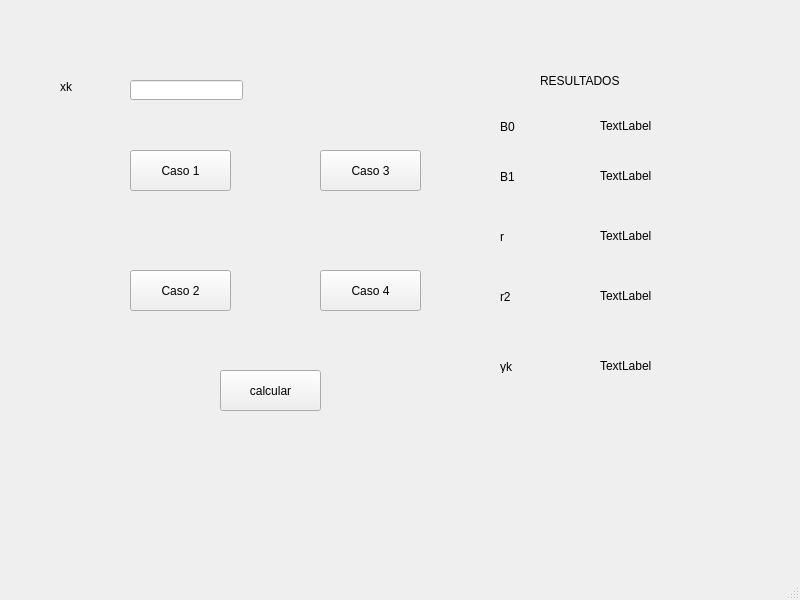
Old version of the form gui/ventana_psp_4.ui in the repository fernandanozaka-design/psp.
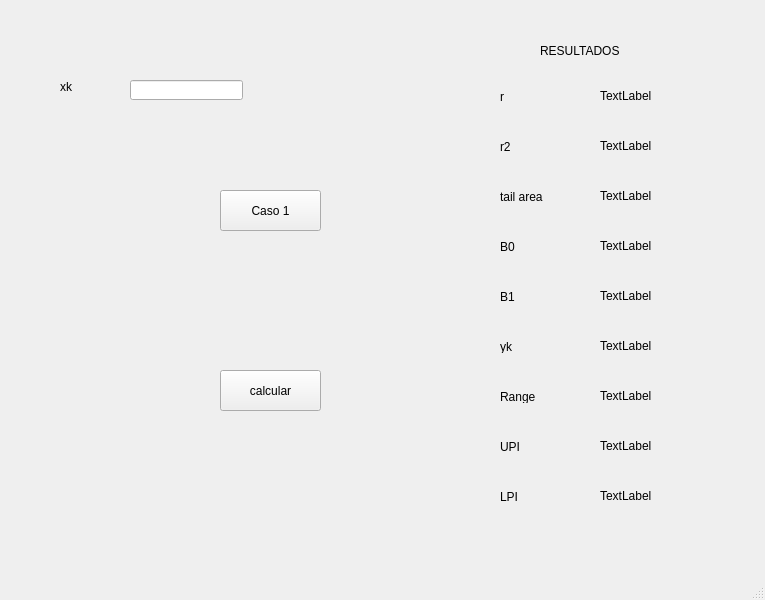
New version of the form.

```diff
--- a/gui/ventana_psp_4.ui
+++ b/gui/ventana_psp_4.ui
@@ -6,7 +6,7 @@
    <rect>
     <x>0</x>
     <y>0</y>
-    <width>800</width>
+    <width>765</width>
     <height>600</height>
    </rect>
   </property>
@@ -24,27 +24,14 @@
      </rect>
     </property>
     <property name="text">
-     <string>r2</string>
+     <string>B1</string>
     </property>
    </widget>
-   <widget class="QPushButton" name="boton_caso2">
-    <property name="geometry">
-     <rect>
-      <x>130</x>
-      <y>270</y>
-      <width>101</width>
-      <height>41</height>
-     </rect>
-    </property>
-    <property name="text">
-     <string>Caso 2</string>
-    </property>
-   </widget>
-   <widget class="QLabel" name="label_r">
+   <widget class="QLabel" name="label_b0">
     <property name="geometry">
      <rect>
       <x>600</x>
-      <y>220</y>
+      <y>230</y>
       <width>91</width>
       <height>31</height>
      </rect>
@@ -57,7 +44,7 @@
     <property name="geometry">
      <rect>
       <x>600</x>
-      <y>160</y>
+      <y>130</y>
       <width>91</width>
       <height>31</height>
      </rect>
@@ -82,8 +69,8 @@
    <widget class="QPushButton" name="boton_caso1">
     <property name="geometry">
      <rect>
-      <x>130</x>
-      <y>150</y>
+      <x>220</x>
+      <y>190</y>
       <width>101</width>
       <height>41</height>
      </rect>
@@ -96,20 +83,20 @@
     <property name="geometry">
      <rect>
       <x>500</x>
-      <y>230</y>
+      <y>240</y>
       <width>47</width>
       <height>13</height>
      </rect>
     </property>
     <property name="text">
-     <string>r</string>
+     <string>B0</string>
     </property>
    </widget>
    <widget class="QLabel" name="label_5">
     <property name="geometry">
      <rect>
       <x>500</x>
-      <y>360</y>
+      <y>340</y>
       <width>47</width>
       <height>13</height>
      </rect>
@@ -145,7 +132,7 @@
     <property name="geometry">
      <rect>
       <x>600</x>
-      <y>110</y>
+      <y>80</y>
       <width>91</width>
       <height>31</height>
      </rect>
@@ -171,7 +158,7 @@
     <property name="geometry">
      <rect>
       <x>600</x>
-      <y>350</y>
+      <y>330</y>
       <width>81</width>
       <height>31</height>
      </rect>
@@ -180,24 +167,11 @@
      <string>TextLabel</string>
     </property>
    </widget>
-   <widget class="QPushButton" name="boton_caso4">
-    <property name="geometry">
-     <rect>
-      <x>320</x>
-      <y>270</y>
-      <width>101</width>
-      <height>41</height>
-     </rect>
-    </property>
-    <property name="text">
-     <string>Caso 4</string>
-    </property>
-   </widget>
    <widget class="QLabel" name="label_6">
     <property name="geometry">
      <rect>
       <x>540</x>
-      <y>70</y>
+      <y>40</y>
       <width>101</width>
       <height>21</height>
      </rect>
@@ -210,39 +184,130 @@
     <property name="geometry">
      <rect>
       <x>500</x>
-      <y>120</y>
+      <y>90</y>
       <width>47</width>
       <height>13</height>
      </rect>
     </property>
     <property name="text">
-     <string>B0</string>
-    </property>
-   </widget>
-   <widget class="QPushButton" name="boton_caso3">
-    <property name="geometry">
-     <rect>
-      <x>320</x>
-      <y>150</y>
-      <width>101</width>
-      <height>41</height>
-     </rect>
-    </property>
-    <property name="text">
-     <string>Caso 3</string>
+     <string>r</string>
     </property>
    </widget>
    <widget class="QLabel" name="label">
     <property name="geometry">
      <rect>
       <x>500</x>
-      <y>170</y>
+      <y>140</y>
       <width>47</width>
       <height>13</height>
      </rect>
     </property>
     <property name="text">
-     <string>B1</string>
+     <string>r2</string>
+    </property>
+   </widget>
+   <widget class="QLabel" name="label_7">
+    <property name="geometry">
+     <rect>
+      <x>500</x>
+      <y>390</y>
+      <width>47</width>
+      <height>13</height>
+     </rect>
+    </property>
+    <property name="text">
+     <string>Range</string>
+    </property>
+   </widget>
+   <widget class="QLabel" name="label_rango">
+    <property name="geometry">
+     <rect>
+      <x>600</x>
+      <y>380</y>
+      <width>81</width>
+      <height>31</height>
+     </rect>
+    </property>
+    <property name="text">
+     <string>TextLabel</string>
+    </property>
+   </widget>
+   <widget class="QLabel" name="label_8">
+    <property name="geometry">
+     <rect>
+      <x>500</x>
+      <y>440</y>
+      <width>47</width>
+      <height>13</height>
+     </rect>
+    </property>
+    <property name="text">
+     <string>UPI</string>
+    </property>
+   </widget>
+   <widget class="QLabel" name="label_upi">
+    <property name="geometry">
+     <rect>
+      <x>600</x>
+      <y>430</y>
+      <width>81</width>
+      <height>31</height>
+     </rect>
+    </property>
+    <property name="text">
+     <string>TextLabel</string>
+    </property>
+   </widget>
+   <widget class="QLabel" name="label_9">
+    <property name="geometry">
+     <rect>
+      <x>500</x>
+      <y>490</y>
+      <width>47</width>
+      <height>13</height>
+     </rect>
+    </property>
+    <property name="text">
+     <string>LPI</string>
+    </property>
+   </widget>
+   <widget class="QLabel" name="label_lpi">
+    <property name="geometry">
+     <rect>
+      <x>600</x>
+      <y>480</y>
+      <width>81</width>
+      <height>31</height>
+     </rect>
+    </property>
+    <property name="text">
+     <string>TextLabel</string>
+    </property>
+   </widget>
+   <widget class="QLabel" name="label_10">
+    <property name="geometry">
+     <rect>
+      <x>500</x>
+      <y>190</y>
+      <width>47</width>
+      <height>13</height>
+     </rect>
+    </property>
+    <property name="text">
+     <string>tail area</string>
+    </property>
+   </widget>
+   <widget class="QLabel" name="label_tail">
+    <property name="geometry">
+     <rect>
+      <x>600</x>
+      <y>180</y>
+      <width>91</width>
+      <height>31</height>
+     </rect>
+    </property>
+    <property name="text">
+     <string>TextLabel</string>
     </property>
    </widget>
   </widget>
```
Left out of the diff: 8 changed lines with no effect on the pictures.
